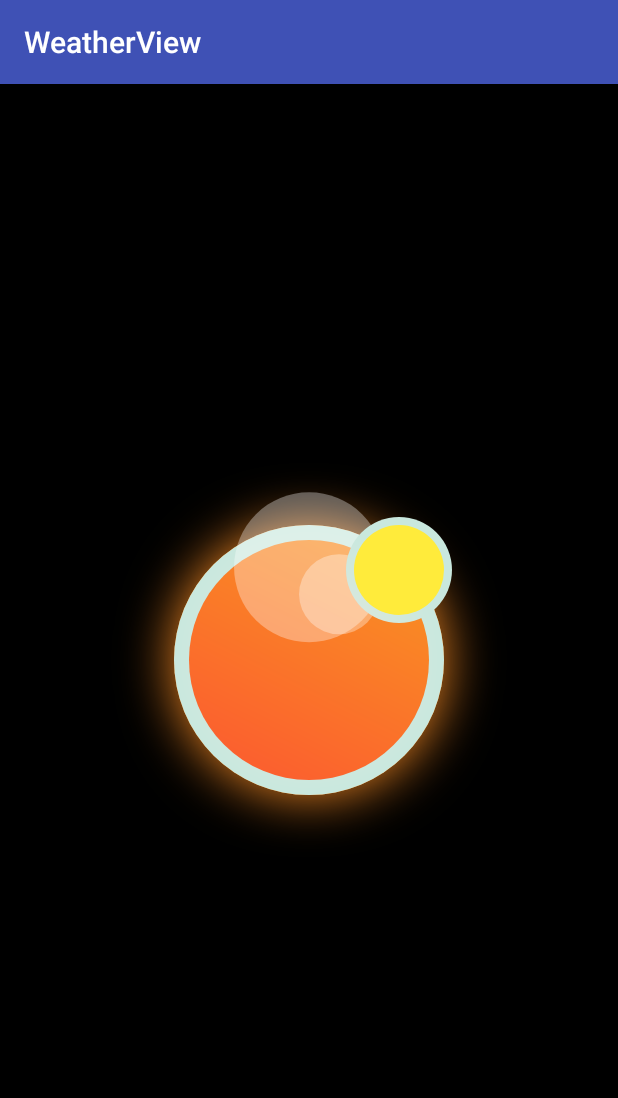
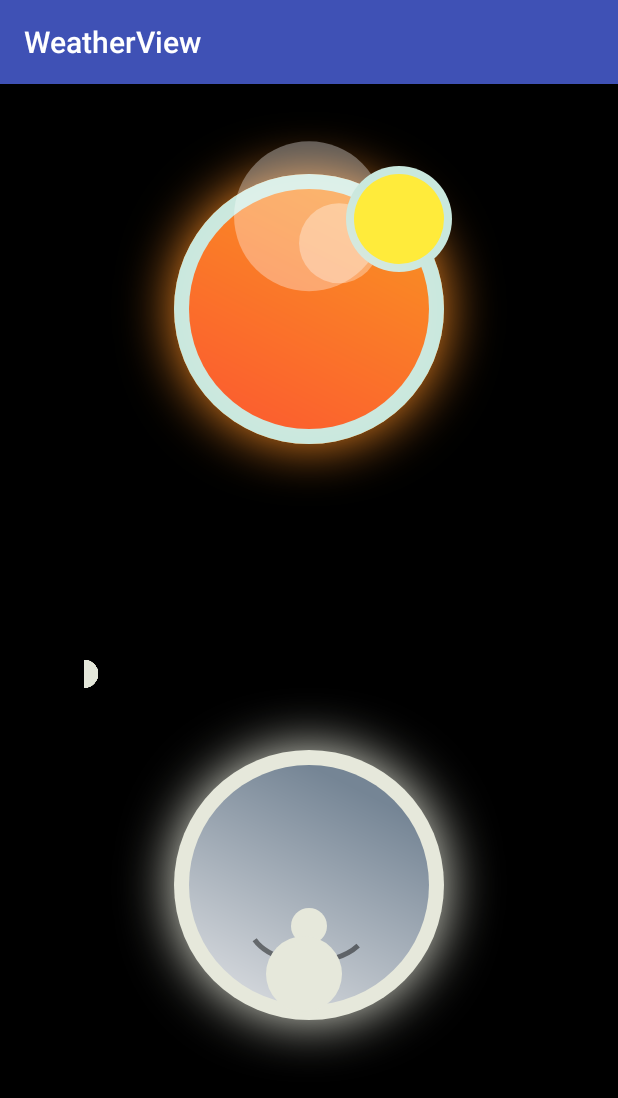
Before and after one commit to WuMingke/WeatherView, an Android app: the screen it shows after launch (MainActivity), on a phone screen of 412 x 824 dp. Shown: the top 1098 px of the screen. Run offline under Robolectric (Android 15) with nearby library versions, the phone set to English and light mode, and no system bars; 2 statements that could not run were skipped.

Commit message:
SnowyView待测

```diff
--- a/app/src/main/res/layout/activity_main.xml
+++ b/app/src/main/res/layout/activity_main.xml
@@ -1,15 +1,23 @@
 <?xml version="1.0" encoding="utf-8"?>
-<RelativeLayout xmlns:android="http://schemas.android.com/apk/res/android"
+<LinearLayout xmlns:android="http://schemas.android.com/apk/res/android"
     xmlns:app="http://schemas.android.com/apk/res-auto"
     xmlns:tools="http://schemas.android.com/tools"
     android:layout_width="match_parent"
     android:layout_height="match_parent"
     android:background="#000000"
+    android:orientation="vertical"
     tools:context="com.erkuai.weatherview.MainActivity">
 
     <com.erkuai.weatherview.SunnyView
         android:layout_width="wrap_content"
-        android:layout_height="wrap_content"
-        android:layout_centerInParent="true" />
+        android:layout_height="0dp"
+        android:layout_gravity="center_horizontal"
+        android:layout_weight="1" />
 
-</RelativeLayout>
+    <com.erkuai.weatherview.SnowyView
+        android:layout_width="wrap_content"
+        android:layout_height="0dp"
+        android:layout_gravity="center_horizontal"
+        android:layout_weight="1" />
+
+</LinearLayout>
```
